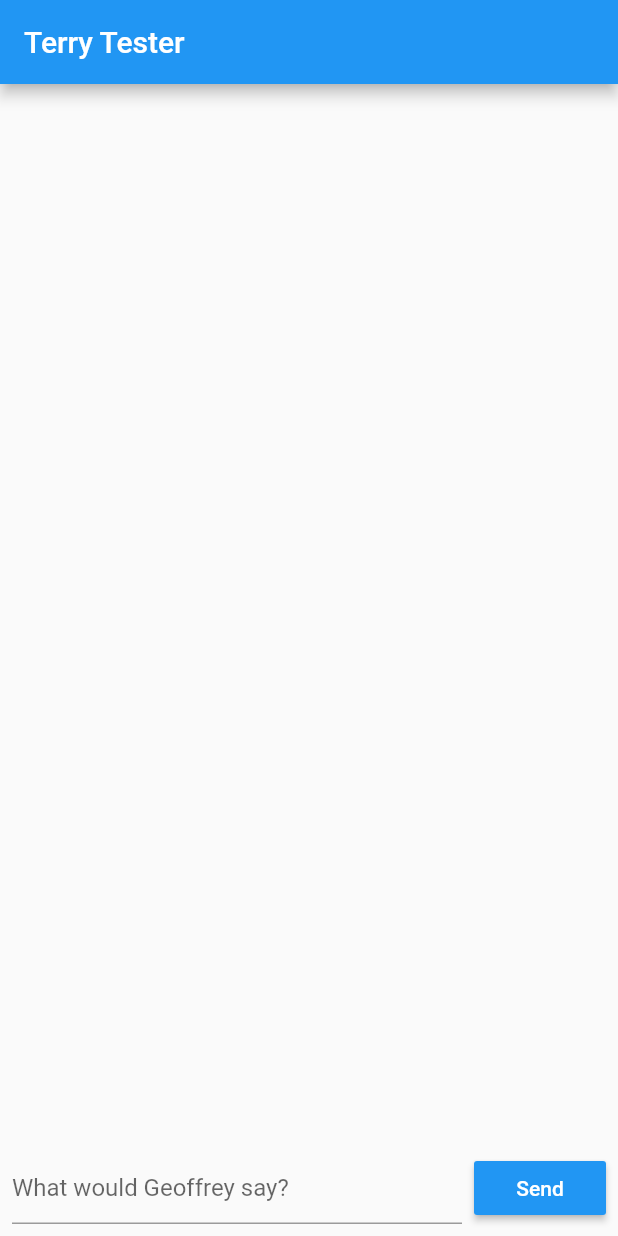
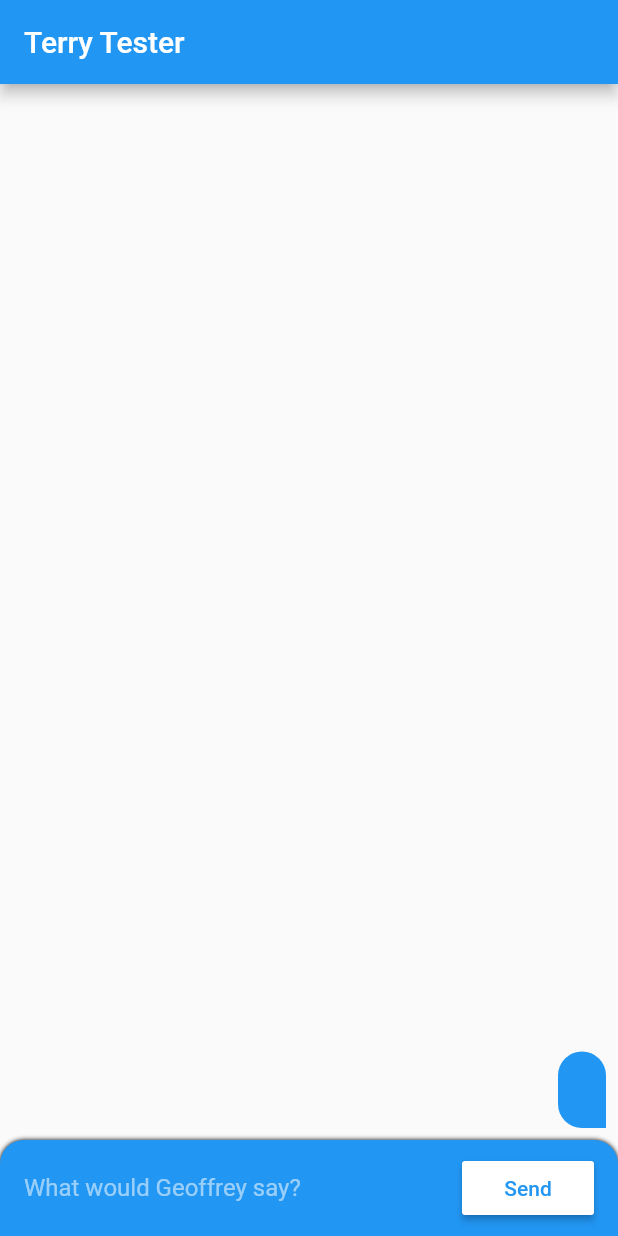
Before and after one commit to mmoghaddam385/GroupMeBots-Flutter, a Flutter app: the screen it shows after launch, after a tap on "Send", on a phone screen of 412 x 824 dp. Run offline on Flutter 3.47's test engine with Material 2 defaults, Android fonts, the phone set to English and light mode, and no system bars.

Commit message:
Add bot page message list
Also reorganize view package

```diff
--- a/groupme_bots/lib/main.dart
+++ b/groupme_bots/lib/main.dart
@@ -1,5 +1,5 @@
 import 'package:flutter/material.dart';
-import 'package:groupme_bots/view/BotPage.dart';
+import 'package:groupme_bots/view/pages/bot/BotPage.dart';
 
 void main() => runApp(MyApp());
 
--- a/groupme_bots/lib/view/BotPage.dart
+++ /dev/null
@@ -1,68 +0,0 @@
-import 'package:flutter/material.dart';
-import 'package:groupme_bots/model/Bot.dart';
-import 'package:groupme_bots/view/Dimens.dart' as dimens;
-import 'package:groupme_bots/view/ViewUtils.dart' as ViewUtils;
-import 'package:groupme_bots/viewmodel/BotPageViewModel.dart';
-
-class BotPage extends StatefulWidget {
-
-  @override
-  State<StatefulWidget> createState() => BotPageState(BotPageViewModel(Bot("Terry Tester", "123")));
-
-}
-
-class BotPageState extends State<BotPage> {
-
-  BotPageViewModel _viewModel;
-
-  var _messageController = new TextEditingController();
-
-  BotPageState(this._viewModel);
-
-  @override
-  Widget build(BuildContext context) {
-    return Scaffold(
-      appBar: AppBar(
-        title: Text(_viewModel.bot.name)
-      ),
-      body:
-        Padding(
-          padding: dimens.ALL_INSETS_DEFAULT,
-          child:
-            Column(
-              mainAxisAlignment: MainAxisAlignment.end,
-              children: <Widget> [
-                Row(
-                  children: <Widget> [
-                    Expanded(
-                      child: Padding(
-                        padding: EdgeInsets.only(right: dimens.GAP_DEFAULT),
-                        child: TextField(
-                          autofocus: false,
-                          controller: _messageController,
-                          keyboardType: TextInputType.multiline,
-                          maxLines: null, // Lets the view grow vertically as the user types
-                          decoration: new InputDecoration(
-                            hintText: "What would Geoffrey say?",
-                          ),
-                        ),
-                      ),
-                    ),
-                    RaisedButton(
-                      color: Theme.of(context).accentColor,
-                      textColor: Colors.white,
-                      child: Text("Send"),
-                      onPressed: () {
-                        ViewUtils.closeKeyboard(context);
-                        _viewModel.sendMessage(_messageController.text);
-                      }
-                    ),
-                  ]
-                )
-            ]
-          )
-        )
-    );
-  }
-
-}
--- a/groupme_bots/lib/view/Dimens.dart
+++ b/groupme_bots/lib/view/Dimens.dart
@@ -1,10 +1,11 @@
 
 import 'package:flutter/material.dart';
 
-var GAP_DEFAULT = 8.0;
+const GAP_DEFAULT = 8.0;
+const GAP_LARGE = 16.0;
 
-var ALL_INSETS_DEFAULT = EdgeInsets.all(GAP_DEFAULT);
-var HORIZONTAL_INSETS_DEFAULT = EdgeInsets.only(
+const ALL_INSETS_DEFAULT = EdgeInsets.all(GAP_DEFAULT);
+const HORIZONTAL_INSETS_DEFAULT = EdgeInsets.only(
   left: GAP_DEFAULT,
   right: GAP_DEFAULT
 );
--- /dev/null
+++ b/groupme_bots/lib/view/pages/bot/BotMessage.dart
@@ -0,0 +1,47 @@
+
+import 'package:flutter/material.dart';
+import 'package:groupme_bots/view/Dimens.dart' as Dimens;
+
+class BotMessage extends StatelessWidget {
+
+  final String _message;
+
+  BotMessage(this._message);
+
+  @override
+  Widget build(BuildContext context) {
+    return Align(
+      alignment: Alignment.centerRight,
+      child: Padding(
+        padding: EdgeInsets.only(
+          left: Dimens.GAP_DEFAULT,
+          right: Dimens.GAP_DEFAULT,
+          bottom: Dimens.GAP_DEFAULT,
+        ),
+        child: Container(
+          padding: EdgeInsets.symmetric(
+            vertical: Dimens.GAP_LARGE,
+            horizontal: Dimens.GAP_LARGE
+          ),
+          decoration: BoxDecoration(
+            color: Theme.of(context).accentColor,
+            borderRadius: BorderRadius.only(
+              topLeft: Radius.circular(24),
+              topRight: Radius.circular(24),
+              bottomLeft: Radius.circular(24)
+            ),
+          ),
+          child:
+            Text(
+              _message,
+              style: TextStyle(
+                color: Colors.white,
+                fontSize: 16
+              )
+            ),
+        ),
+      )
+    );
+  }
+
+}
--- /dev/null
+++ b/groupme_bots/lib/view/pages/bot/BotPage.dart
@@ -0,0 +1,73 @@
+import 'package:flutter/material.dart';
+import 'package:groupme_bots/model/Bot.dart';
+import 'package:groupme_bots/view/Dimens.dart' as dimens;
+import 'package:groupme_bots/view/ViewUtils.dart' as ViewUtils;
+import 'package:groupme_bots/view/pages/bot/BotMessage.dart';
+import 'package:groupme_bots/view/pages/bot/BotPageMessageBar.dart';
+import 'package:groupme_bots/viewmodel/BotPageViewModel.dart';
+
+class BotPage extends StatefulWidget {
+
+  @override
+  State<StatefulWidget> createState() => BotPageState(BotPageViewModel(Bot("Terry Tester", "123")));
+
+}
+
+class BotPageState extends State<BotPage> {
+
+  BotPageViewModel _viewModel;
+
+  var _messageController = new TextEditingController();
+  var _messages = List();
+
+  BotPageState(this._viewModel);
+
+  @override
+  Widget build(BuildContext context) {
+    return Scaffold(
+      appBar: AppBar(
+        title: Text(_viewModel.bot.name)
+      ),
+      body:
+        Column(
+          mainAxisAlignment: MainAxisAlignment.end,
+          crossAxisAlignment: CrossAxisAlignment.end,
+          children: <Widget> [
+            Expanded(
+              child:
+                Align(
+                  alignment: Alignment.bottomCenter,
+                  child:
+                    StreamBuilder<String>(
+                      stream: _viewModel.getMessageStream(),
+                      builder: (context, snapshot) {
+                        if (snapshot.data != null) {
+                          _messages.insert(0, snapshot.data);
+                        }
+                        return ListView.builder(
+                          padding: EdgeInsets.only(top: dimens.GAP_DEFAULT),
+                          reverse: true,
+                          itemCount: _messages.length,
+                          itemBuilder: (context, position) {
+                            return BotMessage(_messages[position]);
+                          },
+                        );
+                      }
+                    )
+                )
+            ),
+
+            BotPageMessageBar(
+              messageController: _messageController,
+              onMessageSend: () {
+                ViewUtils.closeKeyboard(context);
+                _viewModel.sendMessage(_messageController.text);
+                _messageController.text = "";
+              }
+            )
+          ]
+        )
+    );
+  }
+
+}
--- /dev/null
+++ b/groupme_bots/lib/view/pages/bot/BotPageMessageBar.dart
@@ -0,0 +1,62 @@
+import 'package:flutter/material.dart';
+import 'package:groupme_bots/view/Dimens.dart' as dimens;
+
+class BotPageMessageBar extends StatelessWidget {
+
+  final TextEditingController messageController;
+  final VoidCallback onMessageSend;
+
+  BotPageMessageBar({this.messageController, this.onMessageSend});
+
+  @override
+  Widget build(BuildContext context) {
+    return Container(
+      decoration: BoxDecoration(
+        boxShadow: [BoxShadow(blurRadius: 2)],
+        color: Theme.of(context).accentColor,
+        borderRadius: BorderRadius.only(
+          topLeft: Radius.circular(16),
+          topRight: Radius.circular(16)
+        )
+      ),
+      child:
+      Padding(
+        padding: EdgeInsets.symmetric(
+          vertical: dimens.GAP_DEFAULT,
+          horizontal: dimens.GAP_LARGE
+        ),
+        child:
+          Row(
+            children: <Widget> [
+              Expanded(
+                child: Padding(
+                  padding: EdgeInsets.only(right: dimens.GAP_DEFAULT),
+                  child: TextField(
+                    autofocus: false,
+                    controller: messageController,
+                    keyboardType: TextInputType.multiline,
+                    maxLines: null, // Lets the view grow vertically as the user types
+                    decoration: new InputDecoration(
+                      hintText: "What would Geoffrey say?",
+                      hintStyle: TextStyle(color: Colors.white54),
+                      enabledBorder: UnderlineInputBorder(borderSide: BorderSide(color: Colors.transparent)),
+                      focusedBorder: null
+                    ),
+                    cursorColor: Colors.white70,
+                    style: TextStyle(color: Colors.white, fontSize: 16),
+                  ),
+                ),
+              ),
+              RaisedButton(
+                color: Colors.white,
+                textColor: Theme.of(context).accentColor,
+                child: Text("Send"),
+                onPressed: onMessageSend
+              ),
+            ]
+          )
+      )
+    );
+  }
+
+}
--- a/groupme_bots/lib/viewmodel/BotPageViewModel.dart
+++ b/groupme_bots/lib/viewmodel/BotPageViewModel.dart
@@ -1,13 +1,23 @@
+import 'dart:async';
+
 import 'package:groupme_bots/model/Bot.dart';
 
 class BotPageViewModel {
 
   Bot bot;
 
+  var _messageSink = StreamController<String>.broadcast();
+
   BotPageViewModel(this.bot);
 
+  Stream<String> getMessageStream() => _messageSink.stream;
+
   void sendMessage(String message) {
+    _messageSink.add(message);
     print("Sending message: $message");
   }
 
+  void dispose() {
+    _messageSink.close();
+  }
 }
```
